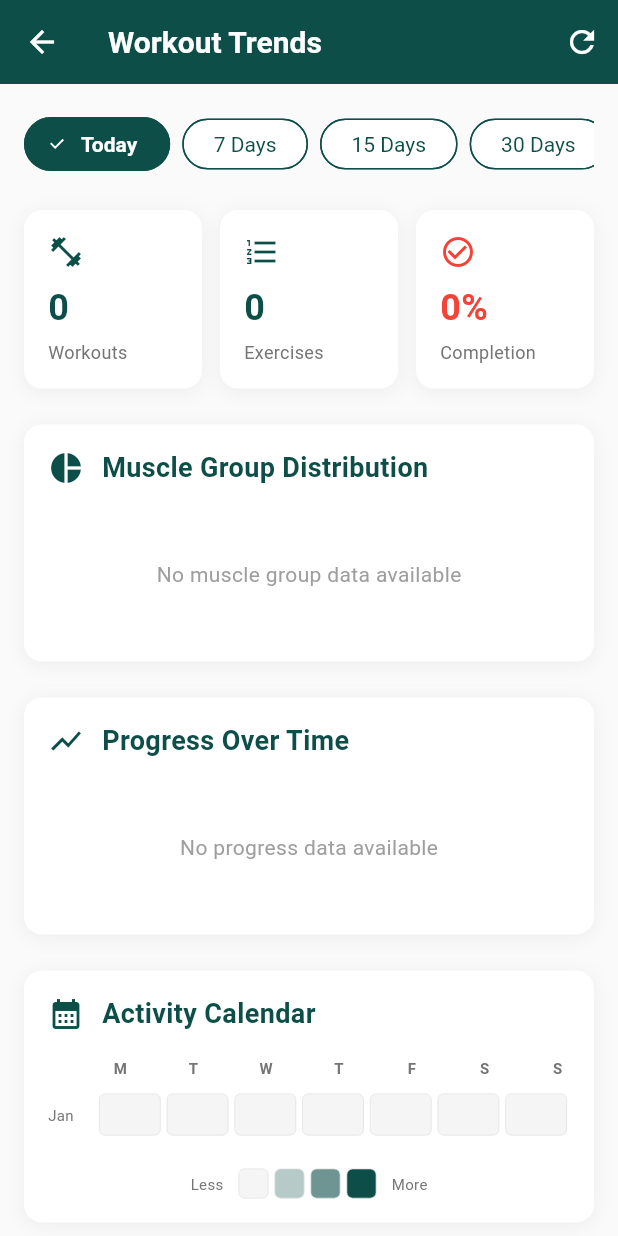
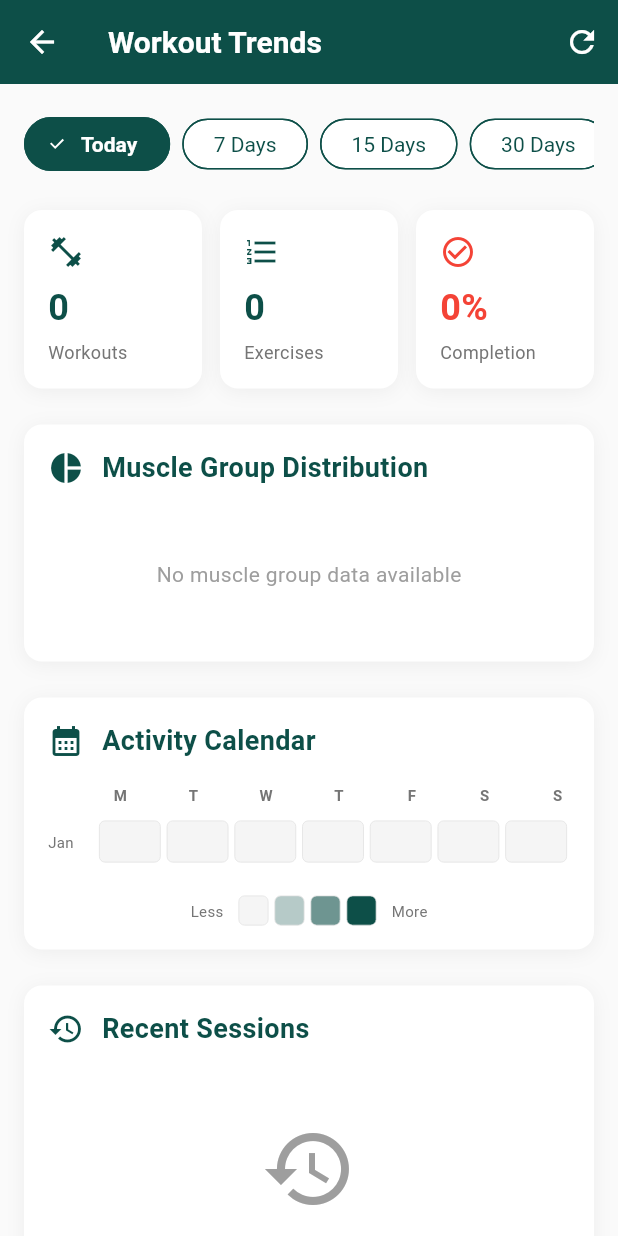
Before and after one commit to Lokesh-max-svg/Smartan_app, a Flutter app: the TrendsPage screen opened directly, on a phone screen of 412 x 824 dp. Run offline on Flutter 3.47's test engine with Material 3 defaults, Android fonts, the phone set to English and light mode, and no system bars; our stand-ins replace cloud_firestore, firebase_auth, firebase_core, firebase_storage, fl_chart, google_sign_in and 2 more; missing offline and left inert: mobile_scanner; accounts and stored records are empty.

Commit message:
Remove progress over time chart from trends page

```diff
--- a/lib/views/trends_page.dart
+++ b/lib/views/trends_page.dart
@@ -3,13 +3,11 @@ import 'package:firebase_auth/firebase_auth.dart';
 import 'package:intl/intl.dart';
 import '../services/trends_service.dart';
 import '../models/exercise_frequency.dart';
-import '../models/progress_metric.dart';
 import '../models/activity_day.dart';
 import '../models/session_summary.dart';
 import '../widgets/trends/time_filter_chips.dart';
 import '../widgets/trends/trends_summary_cards.dart';
 import '../widgets/trends/muscle_distribution_chart.dart';
-import '../widgets/trends/progress_line_chart.dart';
 import '../widgets/trends/activity_heatmap.dart';
 import '../widgets/trends/session_history_list.dart';
 import 'session_analytics_page.dart';
@@ -33,7 +31,6 @@ class _TrendsPageState extends State<TrendsPage> {
 
   // Data
   List<ExerciseFrequency> _exerciseFrequencies = [];
-  Map<String, List<ProgressMetric>> _progressMetrics = {};
   List<ActivityDay> _activityDays = [];
   List<SessionSummary> _sessionHistory = [];
 
@@ -69,7 +66,6 @@ class _TrendsPageState extends State<TrendsPage> {
 
       setState(() {
         _exerciseFrequencies = data['exerciseFrequency'] as List<ExerciseFrequency>;
-        _progressMetrics = data['progressMetrics'] as Map<String, List<ProgressMetric>>;
         _activityDays = data['activityCalendar'] as List<ActivityDay>;
         _sessionHistory = data['sessionHistory'] as List<SessionSummary>;
 
@@ -284,16 +280,6 @@ class _TrendsPageState extends State<TrendsPage> {
                             ),
                             const SizedBox(height: 24),
 
-                            // Progress Over Time
-                            _buildSection(
-                              title: 'Progress Over Time',
-                              icon: Icons.show_chart,
-                              child: ProgressLineChart(
-                                progressMetrics: _progressMetrics,
-                              ),
-                            ),
-                            const SizedBox(height: 24),
-
                             // Activity Heatmap
                             _buildSection(
                               title: 'Activity Calendar',
```
